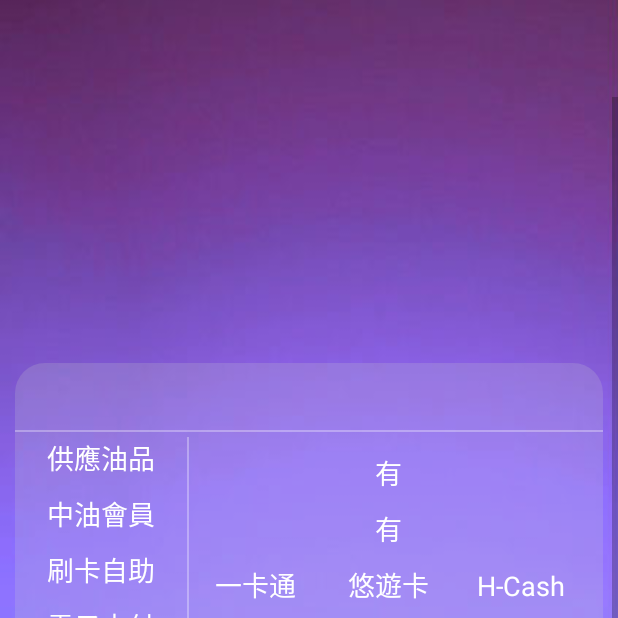
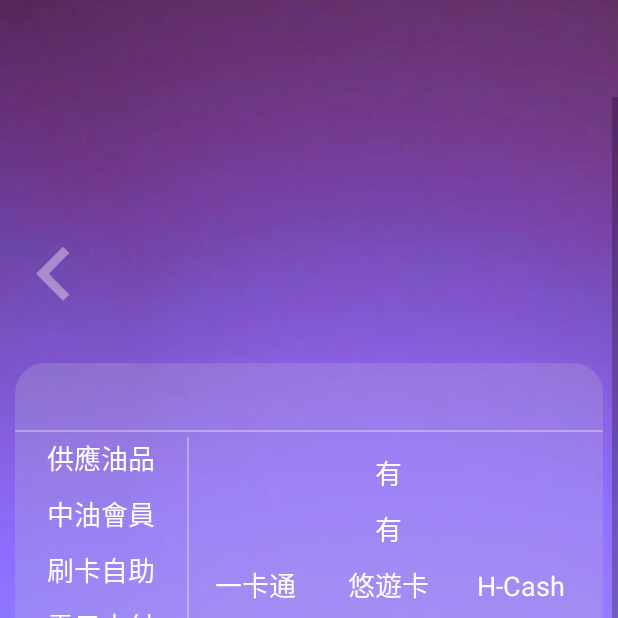
Before and after one commit to empirejames/CPC, an Android app: the LastActivity screen opened directly, with no data from a screen before it, scrolled down 70 dp, on a phone screen of 412 x 824 dp, the top half of it. Run offline under Robolectric (Android 15) with nearby library versions, the phone set to English and light mode, and no system bars; plain views replace GifView; 13 statements that could not run were skipped.

Commit message:
add arrow for three activity

```diff
--- a/app/src/main/java/com/james/cpc/LastActivity.java
+++ b/app/src/main/java/com/james/cpc/LastActivity.java
@@ -9,6 +9,7 @@ import android.os.Bundle;
 import android.support.v4.widget.SwipeRefreshLayout;
 import android.util.Log;
 import android.view.View;
+import android.widget.ImageView;
 import android.widget.LinearLayout;
 import android.widget.TextView;
 
@@ -26,7 +27,7 @@ public class LastActivity extends Activity implements SwipeRefreshLayout.OnRefre
     String countryNameS, curStationS, curte1S, curStatesS, curPMS, curAQIS, curPublishTimeS;
     String location, curgas92, curgas95, curgas98, curgasAlcool, curdisol, curmember, curcreditshelf
             ,curWashcar,curyoyocard,curecard,curhappycash,curactivitytime;
-
+    private ImageView img_right, img_left;
     @Override
     protected void onCreate(Bundle savedInstanceState) {
         super.onCreate(savedInstanceState);
@@ -93,6 +94,9 @@ public class LastActivity extends Activity implements SwipeRefreshLayout.OnRefre
     }
     public void setupView(String location, String a, String b, String c, String d, String e, String f, String g, String h
             , String i, String j, String k, String l, String m, String n, String o, String p, String q, String r, String s) {
+        img_right = (ImageView) findViewById(R.id.img_right);
+        img_left= (ImageView) findViewById(R.id.img_left);
+        img_right.setVisibility(View.GONE);
         countryName = (TextView) findViewById(R.id.countryName);
         curStation = (TextView) findViewById(R.id.curStation);
         stationName = (TextView)findViewById(R.id.stationName);
--- a/app/src/main/java/com/james/cpc/MainActivity.java
+++ b/app/src/main/java/com/james/cpc/MainActivity.java
@@ -8,6 +8,7 @@ import android.support.v4.widget.SwipeRefreshLayout;
 import android.os.Bundle;
 import android.util.Log;
 import android.view.View;
+import android.widget.ImageView;
 import android.widget.LinearLayout;
 import android.widget.TextView;
 
@@ -20,6 +21,7 @@ public class MainActivity extends Activity implements SwipeRefreshLayout.OnRefre
     String countryNameS, curStationS, curte1S, curStatesS, curPMS, curAQIS, curPublishTimeS;
     String location, curgas92, curgas95, curgas98, curgasAlcool, curdisol, curmember, curcreditshelf, curWashcar, curyoyocard, curecard, curhappycash, curactivitytime;
     private SwipeRefreshLayout laySwipe;
+    private ImageView img_right, img_left;
 
     @Override
     protected void onCreate(Bundle savedInstanceState) {
@@ -105,6 +107,9 @@ public class MainActivity extends Activity implements SwipeRefreshLayout.OnRefre
 
     public void setupView(String location,String a, String b, String c, String d, String e, String f, String g, String h
             , String i, String j, String k, String l, String m, String n, String o, String p, String q, String r, String s) {
+        img_right = (ImageView) findViewById(R.id.img_right);
+        img_left= (ImageView) findViewById(R.id.img_left);
+        img_left.setVisibility(View.GONE);
         stationName = (TextView)findViewById(R.id.stationName);
         countryName = (TextView) findViewById(R.id.countryName);
         curStation = (TextView) findViewById(R.id.curStation);
--- a/app/src/main/java/com/james/cpc/MiddleActivity.java
+++ b/app/src/main/java/com/james/cpc/MiddleActivity.java
@@ -9,6 +9,7 @@ import android.os.Bundle;
 import android.support.v4.widget.SwipeRefreshLayout;
 import android.util.Log;
 import android.view.View;
+import android.widget.ImageView;
 import android.widget.LinearLayout;
 import android.widget.TextView;
 
@@ -25,6 +26,7 @@ public class MiddleActivity extends Activity implements SwipeRefreshLayout.OnRef
     String location, curgas92, curgas95, curgas98, curgasAlcool, curdisol, curmember, curcreditshelf
             ,curWashcar,curyoyocard,curecard,curhappycash,curactivitytime;
     private SwipeRefreshLayout laySwipe;
+    private ImageView img_right, img_left;
     LinearLayout bgElement ;
     @Override
     protected void onCreate(Bundle savedInstanceState) {
@@ -91,6 +93,8 @@ public class MiddleActivity extends Activity implements SwipeRefreshLayout.OnRef
     }
     public void setupView(String location,String a, String b, String c, String d, String e, String f, String g, String h
             , String i, String j, String k, String l, String m, String n, String o, String p, String q, String r, String s) {
+        img_right = (ImageView) findViewById(R.id.img_right);
+        img_left= (ImageView) findViewById(R.id.img_left);
         countryName = (TextView) findViewById(R.id.countryName);
         curStation = (TextView) findViewById(R.id.curStation);
         stationName = (TextView)findViewById(R.id.stationName);
--- /dev/null
+++ b/app/src/main/res/drawable/ic_keyboard_arrow_left_white_48dp.xml
@@ -0,0 +1,9 @@
+<vector xmlns:android="http://schemas.android.com/apk/res/android"
+    android:width="60dp"
+    android:height="60dp"
+    android:viewportWidth="20.0"
+    android:viewportHeight="20.0">
+    <path
+        android:fillColor="#60FFFFFF"
+        android:pathData="M15.41,16.09l-4.58,-4.59 4.58,-4.59L14,5.5l-6,6 6,6z"/>
+</vector>
--- /dev/null
+++ b/app/src/main/res/drawable/ic_keyboard_arrow_right_white_48dp.xml
@@ -0,0 +1,9 @@
+<vector xmlns:android="http://schemas.android.com/apk/res/android"
+        android:width="60dp"
+        android:height="60dp"
+        android:viewportWidth="20.0"
+        android:viewportHeight="20.0">
+    <path
+        android:fillColor="#60FFFFFF"
+        android:pathData="M8.59,16.34l4.58,-4.59 -4.58,-4.59L10,5.75l6,6 -6,6z"/>
+</vector>
--- a/app/src/main/res/layout/activity_detail.xml
+++ b/app/src/main/res/layout/activity_detail.xml
@@ -94,37 +94,62 @@
                     android:textColor="#FFFFFF"
                     android:textSize="85sp" />
 
+                <RelativeLayout
+                    android:layout_width="match_parent"
+                    android:layout_height="match_parent">
+
+                    <ImageView
+                        android:id="@+id/img_right"
+                        android:layout_width="wrap_content"
+                        android:layout_height="match_parent"
+                        android:src="@drawable/ic_keyboard_arrow_right_white_48dp"
+                        android:layout_alignParentTop="true"
+                        android:layout_alignParentRight="true"
+                        android:layout_alignParentEnd="true" />
+
+                    <ImageView
+                        android:id="@+id/img_left"
+                        android:layout_width="wrap_content"
+                        android:layout_height="match_parent"
+                        android:layout_alignParentTop="true"
+                        android:layout_alignParentLeft="true"
+                        android:layout_centerVertical="true"
+                        android:src="@drawable/ic_keyboard_arrow_left_white_48dp" />
+
                     <TextView
                         android:id="@+id/curPM"
-                    android:layout_width="match_parent"
+                        android:layout_width="wrap_content"
                         android:layout_height="wrap_content"
-                    android:layout_gravity="center_horizontal"
+                        android:layout_centerHorizontal="true"
                         android:gravity="center"
                         android:text="PM"
                         android:textColor="#ffffff"
                         android:textSize="15sp" />
 
                     <TextView
-                    android:id="@+id/curAQI"
-                    android:layout_width="fill_parent"
+                        android:id="@+id/curPublishTime"
+                        android:layout_width="wrap_content"
                         android:layout_height="wrap_content"
-                    android:layout_gravity="center_horizontal"
+                        android:layout_centerHorizontal="true"
                         android:layout_marginTop="10dp"
+                        android:layout_below="@+id/curPM"
                         android:gravity="center"
-                    android:text="AOI"
+                        android:text="PublishTime"
                         android:textColor="#ffffff"
                         android:textSize="15sp" />
 
                     <TextView
-                    android:id="@+id/curPublishTime"
-                    android:layout_width="fill_parent"
+                        android:id="@+id/curAQI"
+                        android:layout_width="wrap_content"
                         android:layout_height="wrap_content"
-                    android:layout_gravity="center_horizontal"
+                        android:layout_centerHorizontal="true"
                         android:layout_marginTop="10dp"
                         android:gravity="center"
-                    android:text="PublishTime"
+                        android:layout_below="@+id/curPublishTime"
+                        android:text="AOI"
                         android:textColor="#ffffff"
                         android:textSize="15sp" />
+                </RelativeLayout>
 
             </LinearLayout>
 
```
Lines whose indentation alone changed are shown as unchanged.
